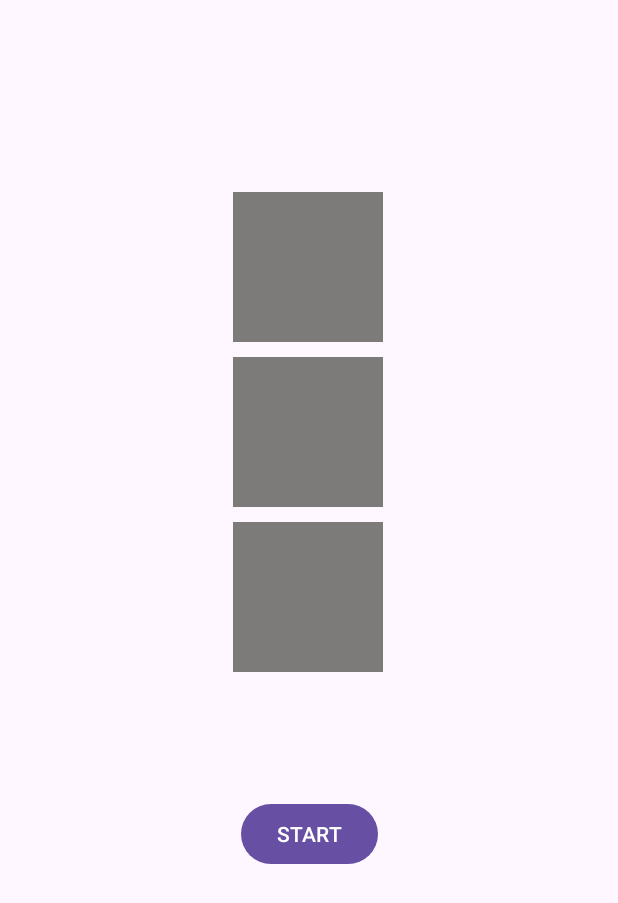
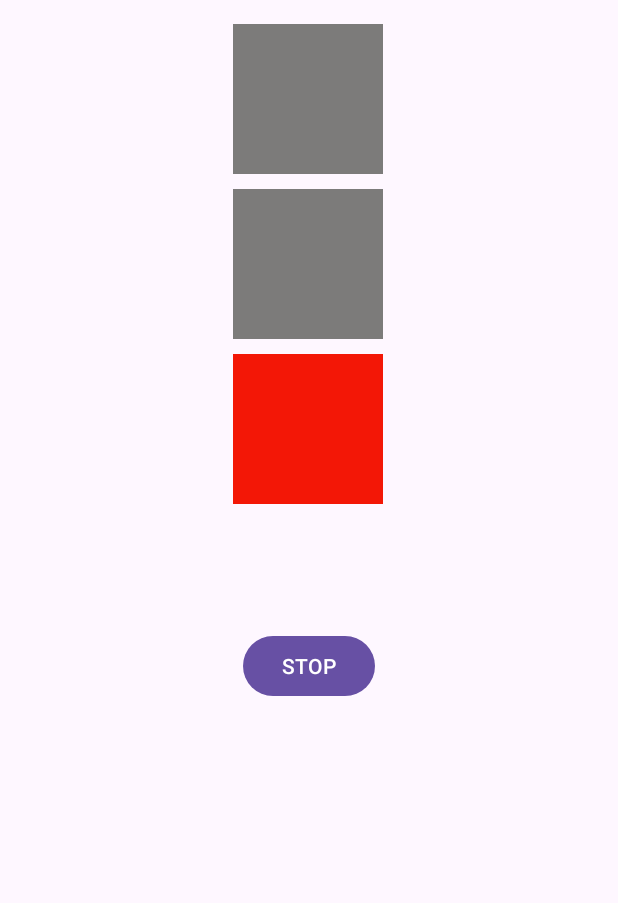
Before and after one commit to ishmatov/TrafficLight, an Android app: the screen it shows after launch (MainActivity), after a tap on "START", on a phone screen of 412 x 824 dp. Shown: the top 903 px of the screen. Run offline under Robolectric (Android 15) with nearby library versions, the phone set to English and light mode, and no system bars.

Commit message:
Доделали приложение Светофор

```diff
--- a/app/src/main/java/ru/ishmatov/trafficlight/MainActivity.java
+++ b/app/src/main/java/ru/ishmatov/trafficlight/MainActivity.java
@@ -10,6 +10,8 @@ public class MainActivity extends AppCompatActivity {
     private LinearLayout b_1;  // Создали переменную
     private LinearLayout b_2, b_3;
     private Button btn;
+    private Boolean isStarted = false;
+    private int counter = 0;
 
     @Override
     protected void onCreate(Bundle savedInstanceState) {
@@ -22,5 +24,53 @@ public class MainActivity extends AppCompatActivity {
     }
 
     public void onClickStart(View view) {
+        if (!isStarted) {
+            isStarted = true;
+            btn.setText("STOP");
+            new Thread(new Runnable() {
+                @Override
+                public void run() {
+                    while (isStarted) {
+                        counter++; // counter = counter + 1;
+                        switch (counter) {
+                            case 1:
+                                b_1.setBackgroundColor(getResources().getColor(R.color.green));
+                                b_2.setBackgroundColor(getResources().getColor(R.color.gray));
+                                b_3.setBackgroundColor(getResources().getColor(R.color.gray));
+                                break;
+                            case 2:
+                                b_1.setBackgroundColor(getResources().getColor(R.color.gray));
+                                b_2.setBackgroundColor(getResources().getColor(R.color.yellow));
+                                b_3.setBackgroundColor(getResources().getColor(R.color.gray));
+                                break;
+                            case 3:
+                                b_1.setBackgroundColor(getResources().getColor(R.color.gray));
+                                b_2.setBackgroundColor(getResources().getColor(R.color.gray));
+                                b_3.setBackgroundColor(getResources().getColor(R.color.red));
+                                counter = 0;
+                                break;
+                        }
+                        try {
+                            Thread.sleep(1000);
+                        } catch (InterruptedException e) {
+                            throw new RuntimeException(e);
+                        }
+                    }
+                }
+            }).start();
+        } else {
+            isStarted = false;
+            btn.setText("START");
+            b_1.setBackgroundColor(getResources().getColor(R.color.gray));
+            b_2.setBackgroundColor(getResources().getColor(R.color.gray));
+            b_3.setBackgroundColor(getResources().getColor(R.color.gray));
+            counter = 0;
+        }
+    }
+
+    @Override
+    protected void onDestroy() {
+        super.onDestroy();
+        isStarted = false;
     }
 }
--- a/app/src/main/res/layout/activity_main.xml
+++ b/app/src/main/res/layout/activity_main.xml
@@ -35,7 +35,7 @@
         android:id="@+id/bulb_1"
         android:layout_width="100dp"
         android:layout_height="100dp"
-        android:layout_marginTop="128dp"
+        android:layout_marginTop="16dp"
         android:background="@color/gray"
         android:orientation="vertical"
         app:layout_constraintEnd_toEndOf="parent"
```
